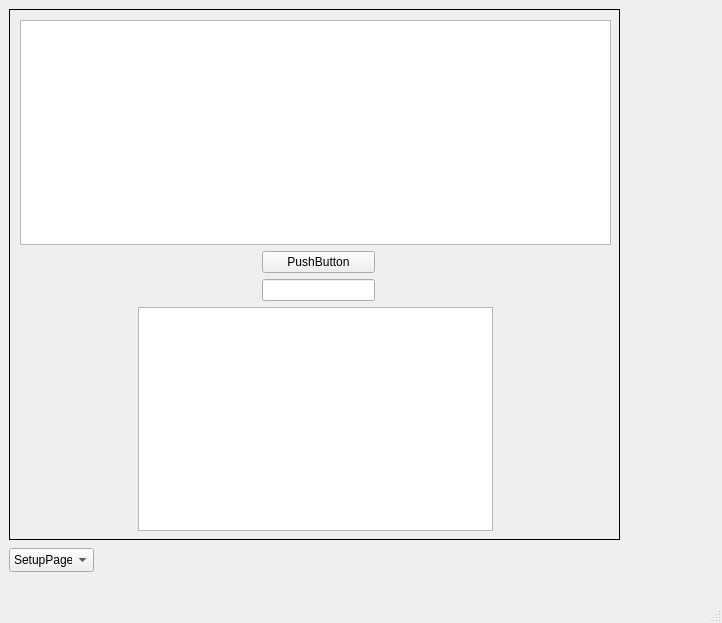
First picture: the form in mainwindow.ui, repository bairgran/ConcurrentRisk, before the edit.
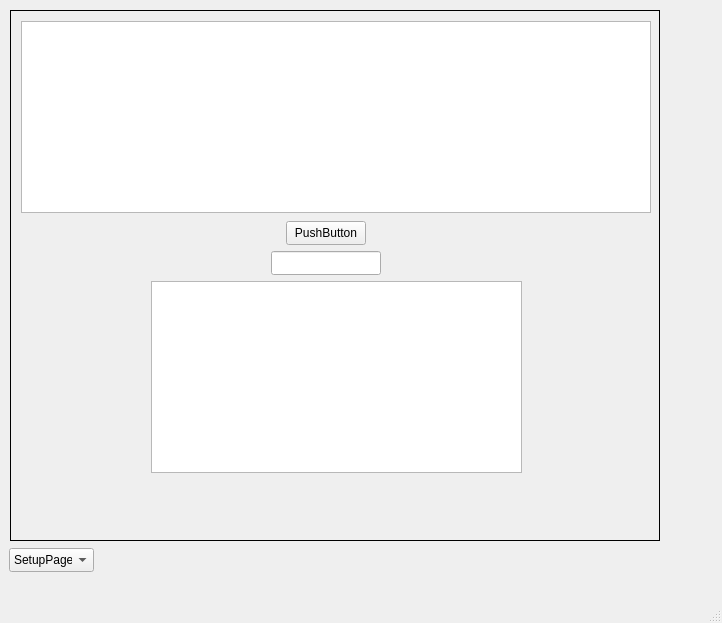
Second picture: the form after the edit. The open tabs and pages were chosen to show the change.

Commit message: Window dynamically resizes depending on which widget is being shown in the stackedwidget.

```diff
--- a/mainwindow.ui
+++ b/mainwindow.ui
@@ -35,9 +35,9 @@
     </property>
     <property name="geometry">
      <rect>
-      <x>9</x>
-      <y>9</y>
-      <width>611</width>
+      <x>10</x>
+      <y>10</y>
+      <width>650</width>
       <height>531</height>
      </rect>
     </property>
@@ -191,111 +191,54 @@
        <verstretch>0</verstretch>
       </sizepolicy>
      </property>
-     <widget class="QWidget" name="layoutWidget">
+     <widget class="QPushButton" name="pushButton">
+      <property name="geometry">
+       <rect>
+        <x>275</x>
+        <y>210</y>
+        <width>80</width>
+        <height>24</height>
+       </rect>
+      </property>
+      <property name="text">
+       <string>PushButton</string>
+      </property>
+     </widget>
+     <widget class="QListView" name="listView">
       <property name="geometry">
        <rect>
         <x>10</x>
         <y>10</y>
-        <width>591</width>
-        <height>511</height>
+        <width>630</width>
+        <height>192</height>
        </rect>
       </property>
-      <layout class="QGridLayout" name="gridLayout">
-       <item row="1" column="3">
-        <widget class="QPushButton" name="pushButton">
-         <property name="text">
-          <string>PushButton</string>
-         </property>
-        </widget>
-       </item>
-       <item row="2" column="3">
-        <widget class="QLineEdit" name="lineEdit"/>
-       </item>
-       <item row="1" column="2" rowspan="2">
-        <spacer name="horizontalSpacer_5">
-         <property name="orientation">
-          <enum>Qt::Orientation::Horizontal</enum>
-         </property>
-         <property name="sizeHint" stdset="0">
-          <size>
-           <width>40</width>
-           <height>20</height>
-          </size>
-         </property>
-        </spacer>
-       </item>
-       <item row="1" column="5" rowspan="2">
-        <spacer name="horizontalSpacer_2">
-         <property name="orientation">
-          <enum>Qt::Orientation::Horizontal</enum>
-         </property>
-         <property name="sizeHint" stdset="0">
-          <size>
-           <width>40</width>
-           <height>20</height>
-          </size>
-         </property>
-        </spacer>
-       </item>
-       <item row="3" column="5">
-        <spacer name="horizontalSpacer_3">
-         <property name="orientation">
-          <enum>Qt::Orientation::Horizontal</enum>
-         </property>
-         <property name="sizeHint" stdset="0">
-          <size>
-           <width>40</width>
-           <height>20</height>
-          </size>
-         </property>
-        </spacer>
-       </item>
-       <item row="1" column="4" rowspan="2">
-        <spacer name="horizontalSpacer_4">
-         <property name="orientation">
-          <enum>Qt::Orientation::Horizontal</enum>
-         </property>
-         <property name="sizeHint" stdset="0">
-          <size>
-           <width>40</width>
-           <height>20</height>
-          </size>
-         </property>
-        </spacer>
-       </item>
-       <item row="1" column="0" rowspan="2" colspan="2">
-        <spacer name="horizontalSpacer">
-         <property name="orientation">
-          <enum>Qt::Orientation::Horizontal</enum>
-         </property>
-         <property name="sizeHint" stdset="0">
-          <size>
-           <width>40</width>
-           <height>20</height>
-          </size>
-         </property>
-        </spacer>
-       </item>
-       <item row="0" column="0" colspan="6">
-        <widget class="QListView" name="listView"/>
-       </item>
-       <item row="3" column="0">
-        <spacer name="horizontalSpacer_6">
-         <property name="orientation">
-          <enum>Qt::Orientation::Horizontal</enum>
-         </property>
-         <property name="sizeHint" stdset="0">
-          <size>
-           <width>40</width>
-           <height>20</height>
-          </size>
-         </property>
-        </spacer>
-       </item>
-       <item row="3" column="1" colspan="4">
-        <widget class="QListView" name="listView_2"/>
-       </item>
-      </layout>
+      <property name="sizePolicy">
+       <sizepolicy hsizetype="Fixed" vsizetype="Fixed">
+        <horstretch>0</horstretch>
+        <verstretch>0</verstretch>
+       </sizepolicy>
+      </property>
+     </widget>
+     <widget class="QListView" name="listView_2">
+      <property name="geometry">
+       <rect>
+        <x>140</x>
+        <y>270</y>
+        <width>371</width>
+        <height>192</height>
+       </rect>
+      </property>
+     </widget>
+     <widget class="QLineEdit" name="lineEdit">
+      <property name="geometry">
+       <rect>
+        <x>260</x>
+        <y>240</y>
+        <width>110</width>
+        <height>24</height>
+       </rect>
+      </property>
      </widget>
     </widget>
    </widget>
```
Left out of the diff: 11 changed lines with no effect on the pictures. The commit also changes 2 other files.
